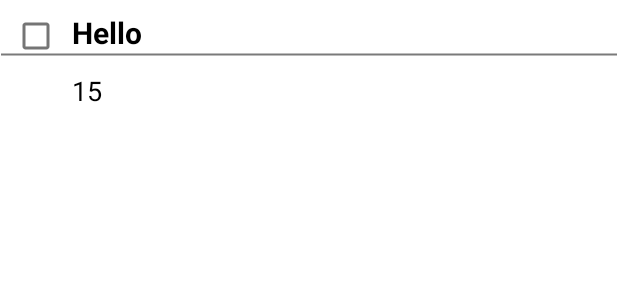
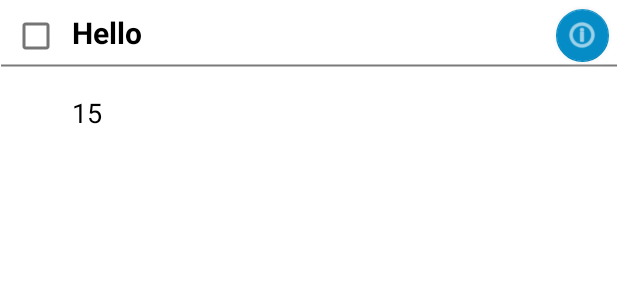
Before and after one commit to Sulaiman2001/MealPlannerApp, an Android app: the layout shopping_list_item.xml on its own in the app's theme, with its tools: preview values and no code run, on a phone screen of 412 x 824 dp. Shown: the top 300 px of the screen. Run offline under Robolectric (Android 15) with nearby library versions, the phone set to English and light mode, and no system bars; network calls fail; Roboto replaces fonts that are not available here.

Commit message:
The user can click the information button to bring up a dialog to display the ingredient in more detail specifically which meal it is used in

```diff
--- a/app/src/main/res/layout/shopping_list_item.xml
+++ b/app/src/main/res/layout/shopping_list_item.xml
@@ -2,18 +2,19 @@
 <!-- shopping_list_item.xml -->
 <LinearLayout
     xmlns:android="http://schemas.android.com/apk/res/android"
+    xmlns:app="http://schemas.android.com/apk/res-auto"
     android:layout_width="match_parent"
     android:layout_height="wrap_content"
     android:orientation="vertical"
     android:background="@drawable/lined_paper">
 
     <LinearLayout
-        android:layout_width="wrap_content"
+        android:layout_width="match_parent"
         android:layout_height="match_parent"
         android:orientation="horizontal">
         <CheckBox
             android:id="@+id/checkBox"
-            android:layout_width="match_parent"
+            android:layout_width="wrap_content"
             android:layout_height="wrap_content"
             android:backgroundTint="@color/blue"
             />
@@ -26,7 +27,23 @@
             android:text="Hello"
             android:textColor="@color/black"
             android:textSize="20dp"
-            android:textStyle="bold" />
+            android:textStyle="bold"
+            android:layout_weight="1"/>
+
+        <com.google.android.material.floatingactionbutton.FloatingActionButton
+            android:id="@+id/details"
+            android:layout_width="wrap_content"
+            android:layout_height="wrap_content"
+            android:layout_gravity="end"
+            android:clickable="true"
+            android:outlineSpotShadowColor="@color/white"
+            app:fabCustomSize="35dp"
+            app:fabSize="auto"
+            app:useCompatPadding="false"
+            app:srcCompat="@android:drawable/ic_menu_info_details"
+            android:layout_marginTop="15dp"
+            />
+
     </LinearLayout>
 
     <LinearLayout
```
Also changed, not shown: app/src/main/java/uk/ac/aston/cs3mdd/mealplanner/ui/shoppingList/Ingredients.java (+11 -0 lines), app/src/main/java/uk/ac/aston/cs3mdd/mealplanner/ui/shoppingList/ShoppingListAdapter.java (+47 -1 lines), app/src/main/java/uk/ac/aston/cs3mdd/mealplanner/ui/shoppingList/ShoppingListFragment.java (+11 -1 lines), app/src/main/res/layout/meal_item.xml (+11 -18 lines), 1 other file.
